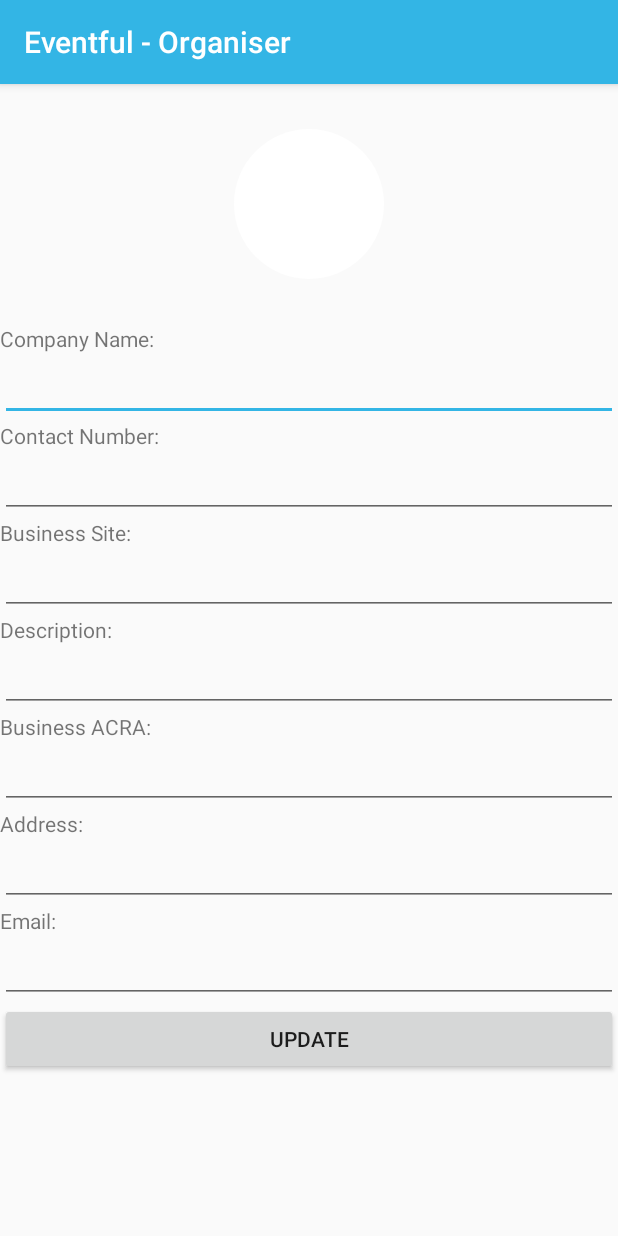
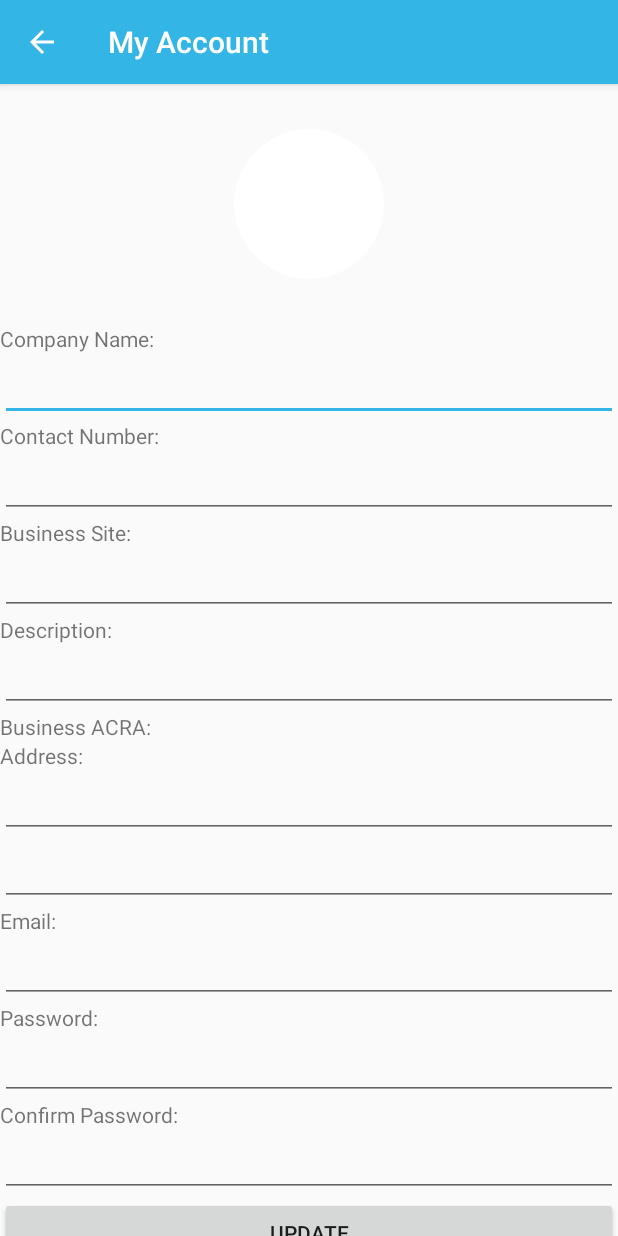
Before and after one commit to Haziqn/Eventful-Organiser, an Android app: the UserAccount screen opened directly, with no data from a screen before it, after a tap on "UPDATE", on a phone screen of 412 x 824 dp. Run offline under Robolectric (Android 15) with nearby library versions, the phone set to English and light mode, and no system bars; our stand-ins replace CircleImageView, Firebase (no records; nobody signed in at launch, a user with empty details on screens opened directly), Picasso; pictures from the network do not load.

Commit message:
Fixed all back buttons

```diff
--- a/app/src/main/java/sg/edu/rp/c346/eventful_organiser/MainActivity.java
+++ b/app/src/main/java/sg/edu/rp/c346/eventful_organiser/MainActivity.java
@@ -55,6 +55,12 @@ public class MainActivity extends AppCompatActivity
             final FirebaseUser user = mAuth.getCurrentUser();
             databaseReference = FirebaseDatabase.getInstance().getReference("ORGANISER");
 
+            if (user == null) {
+                startActivity(new Intent(this, StartActivity.class));
+                finish();
+                return;
+            } else {
+
             FloatingActionButton fab = (FloatingActionButton) findViewById(R.id.fab);
             fab.setOnClickListener(new View.OnClickListener() {
                 @Override
@@ -78,11 +84,7 @@ public class MainActivity extends AppCompatActivity
             final TextView textViewUserEmail = (TextView) header.findViewById(R.id.tvDisplayEmail);
             final ImageView imageViewUserDP = (ImageView) header.findViewById(R.id.ivUserDP);
 
-            if (user == null) {
-                startActivity(new Intent(this, StartActivity.class));
-                finish();
-                return;
-            } else {
+
 
                 if (user.getPhotoUrl() == null) {
                     databaseReference.child(user.getUid()).addValueEventListener(new ValueEventListener() {
--- a/app/src/main/java/sg/edu/rp/c346/eventful_organiser/UserAccount.java
+++ b/app/src/main/java/sg/edu/rp/c346/eventful_organiser/UserAccount.java
@@ -9,7 +9,9 @@ import android.support.annotation.NonNull;
 import android.support.v7.app.AlertDialog;
 import android.support.v7.app.AppCompatActivity;
 import android.os.Bundle;
+import android.util.Base64;
 import android.util.Log;
+import android.view.MenuItem;
 import android.view.View;
 import android.widget.Button;
 import android.widget.EditText;
@@ -31,6 +33,12 @@ import com.google.firebase.storage.FirebaseStorage;
 import com.google.firebase.storage.StorageReference;
 import com.google.firebase.storage.UploadTask;
 import com.squareup.picasso.Picasso;
+
+import java.security.SecureRandom;
+
+import javax.crypto.Cipher;
+import javax.crypto.KeyGenerator;
+import javax.crypto.spec.SecretKeySpec;
 
 import de.hdodenhof.circleimageview.CircleImageView;
 
@@ -55,6 +63,9 @@ public class UserAccount extends AppCompatActivity {
     protected void onCreate(Bundle savedInstanceState) {
         super.onCreate(savedInstanceState);
         setContentView(R.layout.activity_user_account);
+
+        getSupportActionBar().setDisplayHomeAsUpEnabled(true);
+        getSupportActionBar().setTitle("My Account");
 
         mAuth = FirebaseAuth.getInstance();
         mDatabase = FirebaseDatabase.getInstance().getReference().child("PARTICIPANT");
@@ -193,17 +204,47 @@ public class UserAccount extends AppCompatActivity {
         final EditText etAcra = (EditText)findViewById(R.id.etAcra);
         final EditText etAddress = (EditText)findViewById(R.id.etAddress);
         final EditText etEmail = (EditText)findViewById(R.id.etEmail);
+        final EditText etPw = (EditText)findViewById(R.id.editTextPw);
+        final EditText etConfirmPw = (EditText)findViewById(R.id.editTextConfirmPw);
 
-        final String name = etName.getText().toString();
-        final String num = etNum.getText().toString();
-        final String site = etSite.getText().toString();
-        final String desc = etDesc.getText().toString();
-        final String acra = etAcra.getText().toString();
-        final String address = etAddress.getText().toString();
-        final String email = etEmail.getText().toString();
+        final String name = etName.getText().toString().trim();
+        final String num = etNum.getText().toString().trim();
+        final String site = etSite.getText().toString().trim();
+        final String desc = etDesc.getText().toString().trim();
+        final String acra = etAcra.getText().toString().trim();
+        final String address = etAddress.getText().toString().trim();
+        final String email = etEmail.getText().toString().trim();
+        final String pw = etPw.getText().toString().trim();
+        final String confirmPw = etConfirmPw.getText().toString().trim();
         final FirebaseUser user = mAuth.getCurrentUser();
         final String uid = user.getUid();
 
+        if (name != "" || num != "" || site != "" || desc != "" || acra != "" || address != "" || email != "" || pw != "" || confirmPw != "") {
+            if (pw.equals(confirmPw)) {
+
+                String pwDecode = decode_password(confirmPw);
+
+                user.updatePassword(pwDecode)
+                        .addOnCompleteListener(new OnCompleteListener<Void>() {
+                            @Override
+                            public void onComplete(@NonNull Task<Void> task) {
+                                if (task.isSuccessful()) {
+                                    Log.d("UserAccount", "User password updated.");
+                                }
+                            }
+                        });
+
+                user.updateEmail(pwDecode)
+                        .addOnCompleteListener(new OnCompleteListener<Void>() {
+                            @Override
+                            public void onComplete(@NonNull Task<Void> task) {
+                                if (task.isSuccessful()) {
+                                    Log.d("UserAccount", "User email address updated.");
+                                }
+                            }
+                        });
+
+                mOrganiser.child(uid).child("password").setValue(pwDecode);
                 mOrganiser.child(uid).child("user_name").setValue(name);
                 mOrganiser.child(uid).child("contact_num").setValue(num);
                 mOrganiser.child(uid).child("site").setValue(site);
@@ -211,6 +252,13 @@ public class UserAccount extends AppCompatActivity {
                 mOrganiser.child(uid).child("acra").setValue(acra);
                 mOrganiser.child(uid).child("address").setValue(address);
                 mOrganiser.child(uid).child("email").setValue(email);
+            } else {
+                Toast.makeText(UserAccount.this, "Passwords do not match.", Toast.LENGTH_LONG).show();
+            }
+
+        } else {
+            Toast.makeText(UserAccount.this, "One or more fields are empty.", Toast.LENGTH_LONG).show();
+        }
 
 //        StorageReference filepath = Storage.child("User_Image").child(uri.getLastPathSegment());
 //
@@ -222,6 +270,31 @@ public class UserAccount extends AppCompatActivity {
 //                finish();
 //            }
 //        });
+    }
+
+    private String decode_password (String confirmPw) {
+        SecretKeySpec sks = null;
+        try {
+            SecureRandom sr = SecureRandom.getInstance("SHA1PRNG");
+            sr.setSeed("any data used as random seed".getBytes());
+            KeyGenerator kg = KeyGenerator.getInstance("AES");
+            kg.init(128, sr);
+            sks = new SecretKeySpec((kg.generateKey()).getEncoded(), "AES");
+        } catch (Exception e) {
+            Toast.makeText(UserAccount.this, "AES secret key spec error", Toast.LENGTH_LONG).show();
+        }
+
+        // Encode the original data with AES
+        byte[] encodedBytes = null;
+        try {
+            Cipher c = Cipher.getInstance("AES");
+            c.init(Cipher.ENCRYPT_MODE, sks);
+            encodedBytes = c.doFinal(confirmPw.getBytes());
+        } catch (Exception e) {
+            Toast.makeText(UserAccount.this, "AES encryption error", Toast.LENGTH_LONG).show();
+        }
+
+        return Base64.encodeToString(encodedBytes, Base64.DEFAULT);
     }
 
     public void userDelete() {
@@ -241,8 +314,6 @@ public class UserAccount extends AppCompatActivity {
                 });
     }
 
-
-
     protected void onActivityResult(int requestCode, int resultCode, Intent data) {
         super.onActivityResult(requestCode, resultCode, data);
 
@@ -253,4 +324,14 @@ public class UserAccount extends AppCompatActivity {
             imageButton.setImageURI(uri);
         }
     }
+
+    @Override
+    public boolean onOptionsItemSelected(MenuItem item) {
+        switch (item.getItemId()) {
+            case android.R.id.home:
+                finish();
+                return true;
         }
+        return super.onOptionsItemSelected(item);
+    }
+}
--- a/app/src/main/res/layout/activity_update_event.xml
+++ b/app/src/main/res/layout/activity_update_event.xml
@@ -373,7 +373,7 @@
                 android:background="@color/colorPrimary"
                 android:paddingLeft="16dp"
                 android:paddingRight="16dp"
-                android:text="Create Event"
+                android:text="Upload Event"
                 android:textColor="@color/cardview_light_background" />
 
         </LinearLayout>
--- a/app/src/main/res/layout/activity_user_account.xml
+++ b/app/src/main/res/layout/activity_user_account.xml
@@ -84,18 +84,18 @@
                 android:layout_height="wrap_content"
                 android:text="Business ACRA:" />
 
+            <TextView
+                android:id="@+id/tvAddress"
+                android:layout_width="match_parent"
+                android:layout_height="wrap_content"
+                android:text="Address:" />
+
             <EditText
                 android:id="@+id/etAcra"
                 android:layout_width="match_parent"
                 android:layout_height="wrap_content"
                 android:ems="10"
                 android:inputType="textPersonName" />
-
-            <TextView
-                android:id="@+id/tvAddress"
-                android:layout_width="match_parent"
-                android:layout_height="wrap_content"
-                android:text="Address:" />
 
             <EditText
                 android:id="@+id/etAddress"
@@ -117,6 +117,32 @@
                 android:ems="10"
                 android:inputType="textPersonName" />
 
+            <TextView
+                android:id="@+id/textView6"
+                android:layout_width="match_parent"
+                android:layout_height="wrap_content"
+                android:text="Password:" />
+
+            <EditText
+                android:id="@+id/editTextPw"
+                android:layout_width="match_parent"
+                android:layout_height="wrap_content"
+                android:ems="10"
+                android:inputType="textPassword" />
+
+            <TextView
+                android:id="@+id/textView7"
+                android:layout_width="match_parent"
+                android:layout_height="wrap_content"
+                android:text="Confirm Password:" />
+
+            <EditText
+                android:id="@+id/editTextConfirmPw"
+                android:layout_width="match_parent"
+                android:layout_height="wrap_content"
+                android:ems="10"
+                android:inputType="textPassword" />
+
             <LinearLayout
                 android:layout_width="match_parent"
                 android:layout_height="match_parent"
```
Lines whose indentation alone changed are shown as unchanged.
